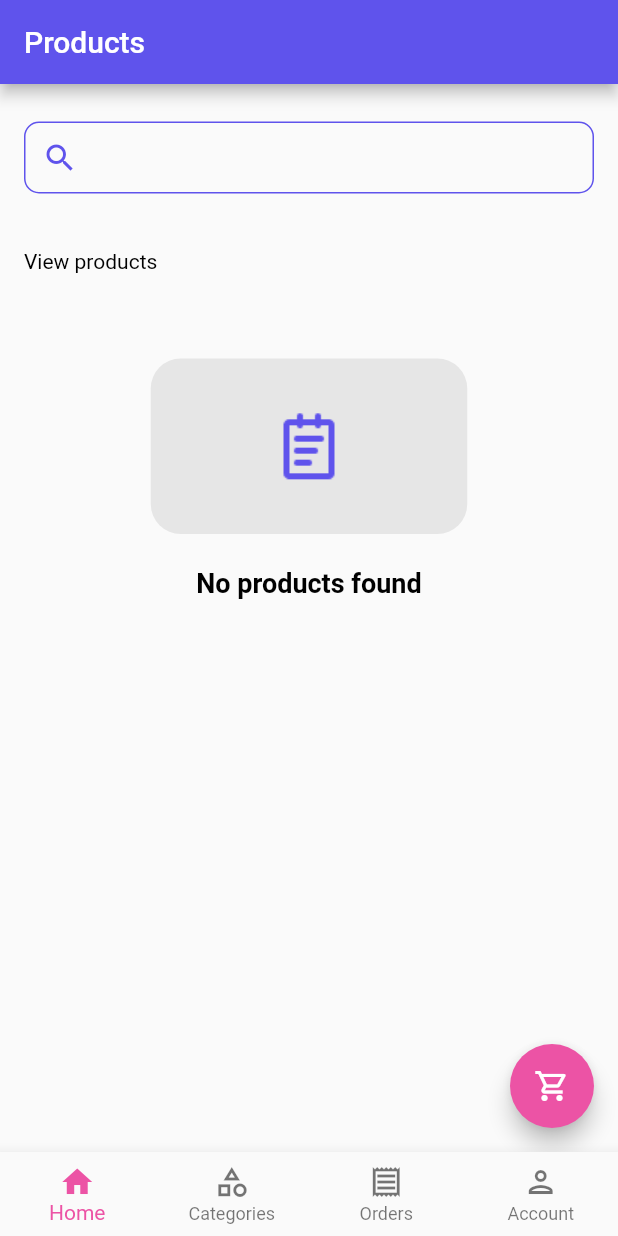
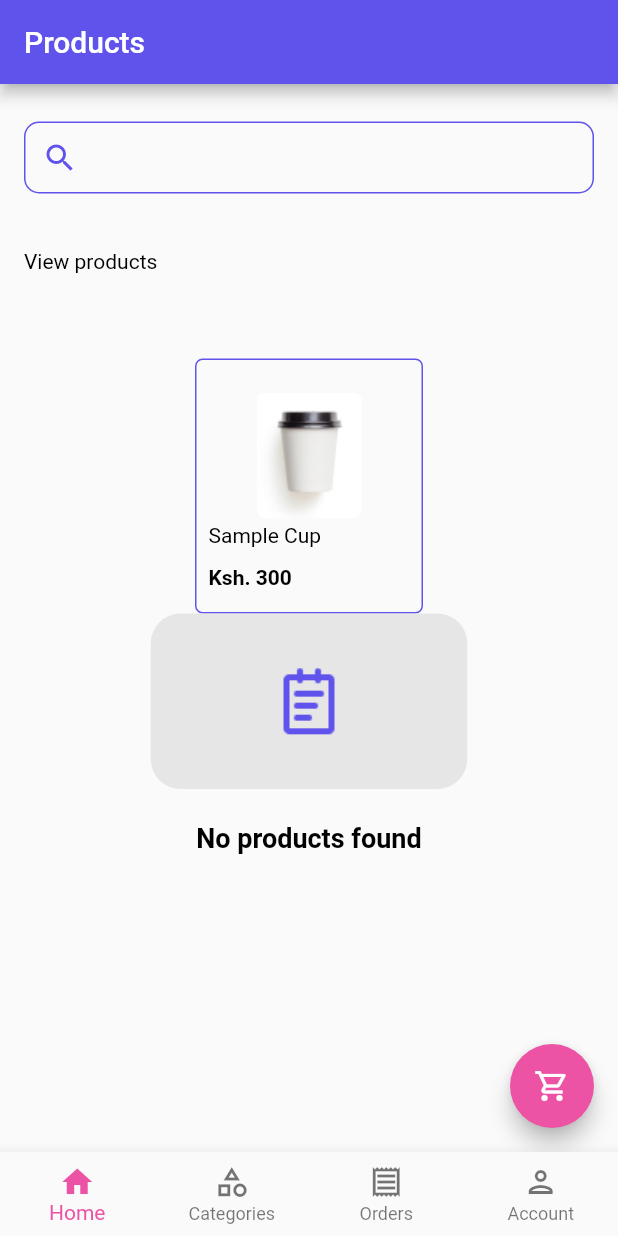
Before and after one commit to SamsonEshipillahPasili/ozcart, a Flutter app: the screen it shows after launch, on a phone screen of 412 x 824 dp. Run offline on Flutter 3.47's test engine with Material 2 defaults, Android fonts, the phone set to English and light mode, and no system bars; our stand-ins replace get.

Commit message:
Created the OzProduct component

```diff
--- /dev/null
+++ b/frontend/ozcart/lib/components/oz_product.dart
@@ -0,0 +1,48 @@
+import 'package:flutter/material.dart';
+
+class OzProduct extends StatelessWidget {
+  @override
+  Widget build(BuildContext context) {
+    return InkWell(
+      onTap: () {},
+      child: Ink(
+        height: 170,
+        width: 152,
+        decoration: BoxDecoration(
+          borderRadius: BorderRadius.circular(5),
+          border: Border.all(color: Theme.of(context).primaryColor),
+        ),
+        child: Column(
+          mainAxisSize: MainAxisSize.min,
+          crossAxisAlignment: CrossAxisAlignment.start,
+          children: [
+            SizedBox(height: 22),
+            Align(
+              child: Image.asset('assets/cup_1.png'),
+              alignment: Alignment.center,
+            ),
+            SizedBox(height: 4),
+            Padding(
+              padding: EdgeInsets.only(left: 8),
+              child: Text(
+                'Sample Cup',
+                style: Theme.of(context).textTheme.bodyText1,
+              ),
+            ),
+            SizedBox(height: 12),
+            Padding(
+              padding: EdgeInsets.only(left: 8),
+              child: Text(
+                'Ksh. 300',
+                style: Theme.of(context)
+                    .textTheme
+                    .bodyText1!
+                    .merge(TextStyle(fontWeight: FontWeight.bold)),
+              ),
+            ),
+          ],
+        ),
+      ),
+    );
+  }
+}
--- a/frontend/ozcart/lib/screens/products_screen.dart
+++ b/frontend/ozcart/lib/screens/products_screen.dart
@@ -1,4 +1,5 @@
 import 'package:flutter/material.dart';
+import 'package:ozcart/components/oz_product.dart';
 import 'package:ozcart/components/oz_search_field.dart';
 import 'package:ozcart/theme/palette.dart';
 
@@ -24,6 +25,7 @@ class ProductsScreen extends StatelessWidget {
               alignment: Alignment.centerLeft,
             ),
             SizedBox(height: 57),
+            OzProduct(),
             Container(
               height: 117,
               width: 211,
```
Also changed, not shown: frontend/ozcart/assets/cup_1.png (added).
